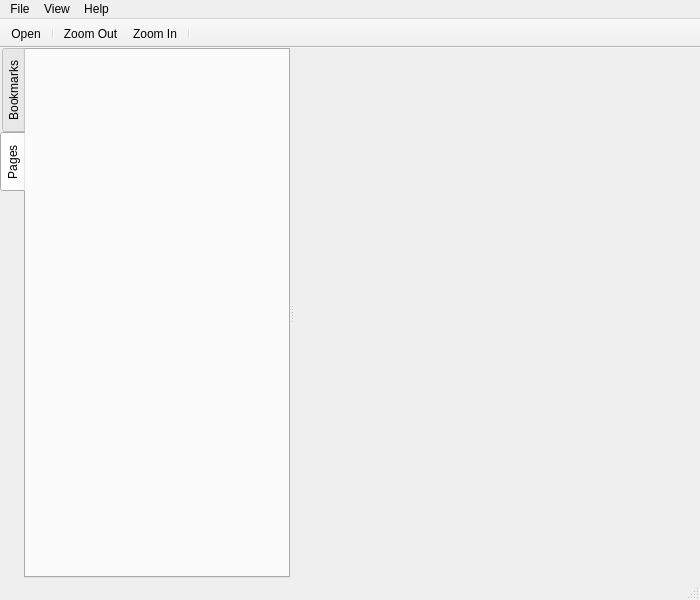
Before: the Qt Designer form qtwebengine/examples/pdfwidgets/pdfviewer/mainwindow.ui in CipSoft-Tibia/Qt5, drawn with Qt 5.
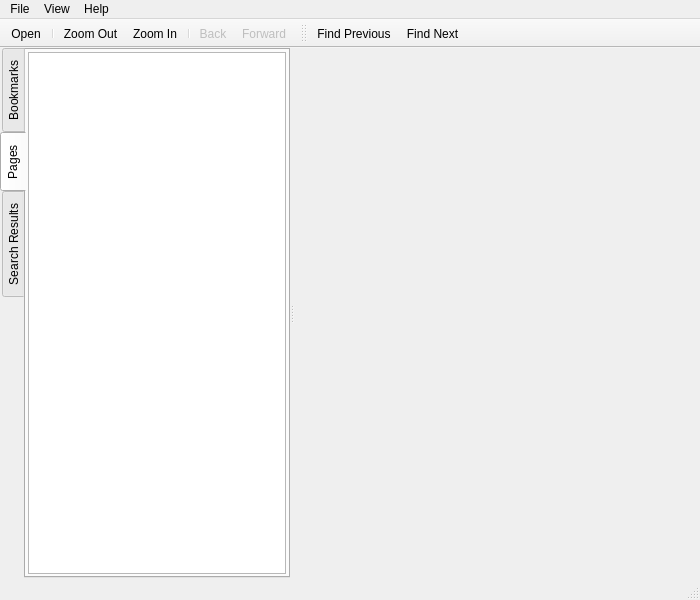
After: the same form once the commit is applied. The open tabs and pages were chosen to show the change. Icons and pictures are not drawn. Custom widgets are drawn as their Qt base class.

Patch:
```diff
--- a/qtwebengine/examples/pdfwidgets/pdfviewer/mainwindow.ui
+++ b/qtwebengine/examples/pdfwidgets/pdfviewer/mainwindow.ui
@@ -111,6 +111,74 @@
            <attribute name="title">
             <string>Pages</string>
            </attribute>
+           <layout class="QVBoxLayout" name="verticalLayout_4">
+            <property name="leftMargin">
+             <number>2</number>
+            </property>
+            <property name="topMargin">
+             <number>2</number>
+            </property>
+            <property name="rightMargin">
+             <number>2</number>
+            </property>
+            <property name="bottomMargin">
+             <number>2</number>
+            </property>
+            <item>
+             <widget class="QListView" name="thumbnailsView">
+              <property name="sizePolicy">
+               <sizepolicy hsizetype="Preferred" vsizetype="Expanding">
+                <horstretch>0</horstretch>
+                <verstretch>0</verstretch>
+               </sizepolicy>
+              </property>
+              <property name="iconSize">
+               <size>
+                <width>128</width>
+                <height>128</height>
+               </size>
+              </property>
+              <property name="movement">
+               <enum>QListView::Static</enum>
+              </property>
+              <property name="resizeMode">
+               <enum>QListView::Adjust</enum>
+              </property>
+              <property name="viewMode">
+               <enum>QListView::IconMode</enum>
+              </property>
+             </widget>
+            </item>
+           </layout>
+          </widget>
+          <widget class="QWidget" name="searchResultsTab">
+           <attribute name="title">
+            <string>Search Results</string>
+           </attribute>
+           <layout class="QVBoxLayout" name="verticalLayout_5">
+            <property name="spacing">
+             <number>0</number>
+            </property>
+            <property name="leftMargin">
+             <number>2</number>
+            </property>
+            <property name="topMargin">
+             <number>2</number>
+            </property>
+            <property name="rightMargin">
+             <number>2</number>
+            </property>
+            <property name="bottomMargin">
+             <number>2</number>
+            </property>
+            <item>
+             <widget class="QListView" name="searchResultsView">
+              <property name="horizontalScrollBarPolicy">
+               <enum>Qt::ScrollBarAlwaysOff</enum>
+              </property>
+             </widget>
+            </item>
+           </layout>
           </widget>
          </widget>
          <widget class="QPdfView" name="pdfView" native="true">
@@ -184,8 +252,23 @@
    <addaction name="actionZoom_Out"/>
    <addaction name="actionZoom_In"/>
    <addaction name="separator"/>
+   <addaction name="actionBack"/>
+   <addaction name="actionForward"/>
   </widget>
   <widget class="QStatusBar" name="statusBar"/>
+  <widget class="QToolBar" name="searchToolBar">
+   <property name="windowTitle">
+    <string>toolBar</string>
+   </property>
+   <attribute name="toolBarArea">
+    <enum>TopToolBarArea</enum>
+   </attribute>
+   <attribute name="toolBarBreak">
+    <bool>false</bool>
+   </attribute>
+   <addaction name="actionFindPrevious"/>
+   <addaction name="actionFindNext"/>
+  </widget>
   <action name="actionOpen">
    <property name="icon">
     <iconset resource="resources.qrc">
@@ -264,6 +347,66 @@
     <string>Continuous</string>
    </property>
   </action>
+  <action name="actionBack">
+   <property name="enabled">
+    <bool>false</bool>
+   </property>
+   <property name="icon">
+    <iconset resource="resources.qrc">
+     <normaloff>:/icons/images/go-previous-view.svgz</normaloff>:/icons/images/go-previous-view.svgz</iconset>
+   </property>
+   <property name="text">
+    <string>Back</string>
+   </property>
+   <property name="toolTip">
+    <string>back to previous view</string>
+   </property>
+  </action>
+  <action name="actionForward">
+   <property name="enabled">
+    <bool>false</bool>
+   </property>
+   <property name="icon">
+    <iconset resource="resources.qrc">
+     <normaloff>:/icons/images/go-next-view.svgz</normaloff>:/icons/images/go-next-view.svgz</iconset>
+   </property>
+   <property name="text">
+    <string>Forward</string>
+   </property>
+   <property name="toolTip">
+    <string>forward to next view</string>
+   </property>
+  </action>
+  <action name="actionFindNext">
+   <property name="icon">
+    <iconset theme="go-down" resource=".rcc/resources.qrc">
+     <normaloff>:/icons/images/go-down-search.svgz</normaloff>:/icons/images/go-down-search.svgz</iconset>
+   </property>
+   <property name="text">
+    <string>Find Next</string>
+   </property>
+   <property name="toolTip">
+    <string>Find the next occurrence of the phrase</string>
+   </property>
+   <property name="shortcut">
+    <string>F3</string>
+   </property>
+  </action>
+  <action name="actionFindPrevious">
+   <property name="icon">
+    <iconset theme="go-up" resource=".rcc/resources.qrc">
+     <normaloff>:/icons/images/go-up-search.svgz</normaloff>:/icons/images/go-up-search.svgz</iconset>
+   </property>
+   <property name="text">
+    <string>Find Previous</string>
+   </property>
+   <property name="toolTip">
+    <string>Find the previous occurrence of the phrase</string>
+   </property>
+   <property name="shortcut">
+    <string>Shift+F3</string>
+   </property>
+  </action>
  </widget>
  <layoutdefault spacing="6" margin="11"/>
  <customwidgets>
```
Left out of the diff: 28 changed lines with no effect on the pictures.
